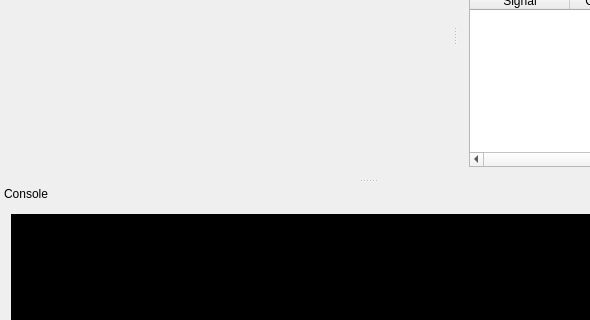
Above: Anvedi/anvedi.ui from ilpropheta/anvedi before the change; both pictures show x 0 to 590 and y 127 to 447 of the 736 by 566 pixel window. Below: the same form after it.
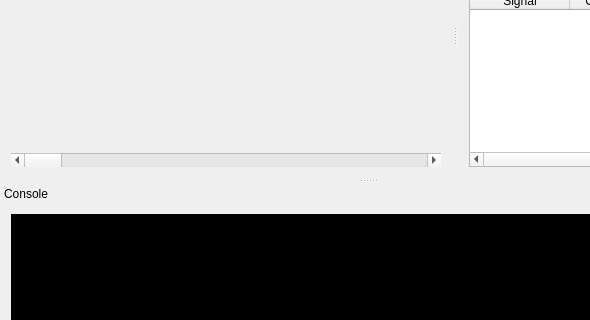
That is the form after the change. Custom widgets are drawn as their Qt base class.

Commit message: experimental xRange scrollbar

Patch:
```diff
--- a/Anvedi/anvedi.ui
+++ b/Anvedi/anvedi.ui
@@ -34,6 +34,13 @@
       </property>
      </widget>
     </item>
+    <item row="1" column="0">
+     <widget class="QScrollBar" name="rangeScroll">
+      <property name="orientation">
+       <enum>Qt::Horizontal</enum>
+      </property>
+     </widget>
+    </item>
    </layout>
   </widget>
   <widget class="QMenuBar" name="menuBar">
```
The commit also changes 3 other files.
